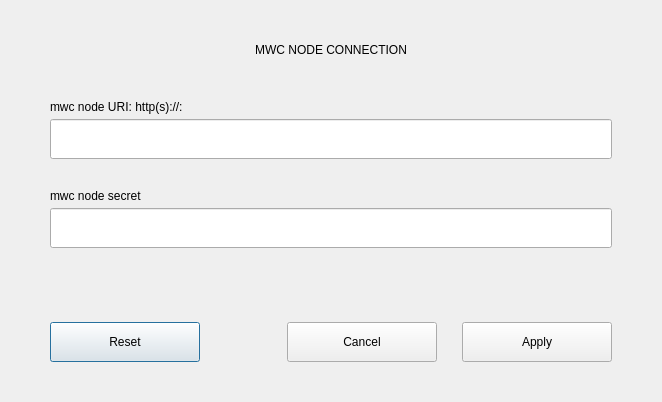
0xkobe/mwc-wallet, file dialogs/u_changenode.ui: the form before one commit.
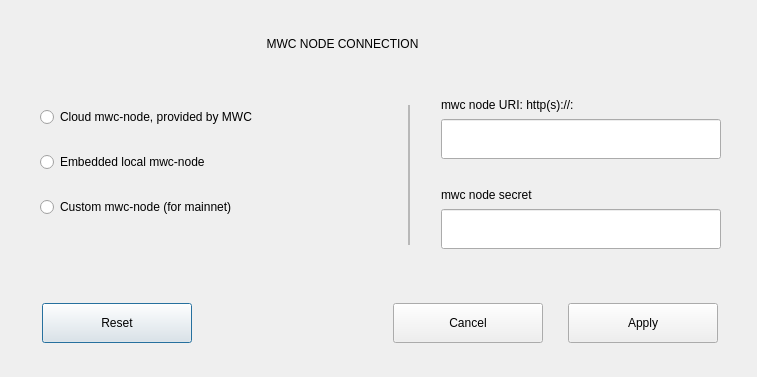
The form after the commit. Custom widgets are drawn as their Qt base class.

Commit message: mwc-node connection Settings

Patch:
```diff
--- a/dialogs/u_changenode.ui
+++ b/dialogs/u_changenode.ui
@@ -6,8 +6,8 @@
    <rect>
     <x>0</x>
     <y>0</y>
-    <width>662</width>
-    <height>402</height>
+    <width>757</width>
+    <height>377</height>
    </rect>
   </property>
   <property name="windowTitle">
@@ -16,24 +16,15 @@
   <property name="modal">
    <bool>true</bool>
   </property>
-  <layout class="QVBoxLayout" name="verticalLayout_3">
-   <property name="spacing">
-    <number>30</number>
-   </property>
-   <property name="leftMargin">
-    <number>50</number>
-   </property>
-   <property name="topMargin">
-    <number>30</number>
-   </property>
-   <property name="rightMargin">
-    <number>50</number>
-   </property>
-   <property name="bottomMargin">
-    <number>40</number>
-   </property>
-   <item>
     <widget class="control::MwcLabelLarge" name="titleLabel">
+   <property name="geometry">
+    <rect>
+     <x>186</x>
+     <y>24</y>
+     <width>313</width>
+     <height>40</height>
+    </rect>
+   </property>
      <property name="minimumSize">
       <size>
        <width>0</width>
@@ -47,8 +38,109 @@
       <set>Qt::AlignCenter</set>
      </property>
     </widget>
-   </item>
-   <item>
+  <widget class="QRadioButton" name="radioCloudNode">
+   <property name="geometry">
+    <rect>
+     <x>40</x>
+     <y>102</y>
+     <width>343</width>
+     <height>30</height>
+    </rect>
+   </property>
+   <property name="cursor">
+    <cursorShape>PointingHandCursor</cursorShape>
+   </property>
+   <property name="focusPolicy">
+    <enum>Qt::StrongFocus</enum>
+   </property>
+   <property name="text">
+    <string>Cloud mwc-node, provided by MWC</string>
+   </property>
+  </widget>
+  <widget class="QRadioButton" name="radioEmbeddedNode">
+   <property name="geometry">
+    <rect>
+     <x>40</x>
+     <y>147</y>
+     <width>337</width>
+     <height>30</height>
+    </rect>
+   </property>
+   <property name="cursor">
+    <cursorShape>PointingHandCursor</cursorShape>
+   </property>
+   <property name="focusPolicy">
+    <enum>Qt::StrongFocus</enum>
+   </property>
+   <property name="text">
+    <string>Embedded local mwc-node</string>
+   </property>
+  </widget>
+  <widget class="QRadioButton" name="radioCustomNode">
+   <property name="geometry">
+    <rect>
+     <x>40</x>
+     <y>192</y>
+     <width>343</width>
+     <height>30</height>
+    </rect>
+   </property>
+   <property name="cursor">
+    <cursorShape>PointingHandCursor</cursorShape>
+   </property>
+   <property name="focusPolicy">
+    <enum>Qt::StrongFocus</enum>
+   </property>
+   <property name="text">
+    <string>Custom mwc-node (for mainnet)</string>
+   </property>
+  </widget>
+  <widget class="control::MwcLine" name="frame_4">
+   <property name="geometry">
+    <rect>
+     <x>408</x>
+     <y>105</y>
+     <width>2</width>
+     <height>140</height>
+    </rect>
+   </property>
+   <property name="minimumSize">
+    <size>
+     <width>0</width>
+     <height>0</height>
+    </size>
+   </property>
+   <property name="maximumSize">
+    <size>
+     <width>2</width>
+     <height>16777215</height>
+    </size>
+   </property>
+   <property name="frameShape">
+    <enum>QFrame::StyledPanel</enum>
+   </property>
+   <property name="frameShadow">
+    <enum>QFrame::Raised</enum>
+   </property>
+  </widget>
+  <widget class="QWidget" name="customNodeWnd" native="true">
+   <property name="geometry">
+    <rect>
+     <x>441</x>
+     <y>93</y>
+     <width>280</width>
+     <height>163</height>
+    </rect>
+   </property>
+   <widget class="QWidget" name="">
+    <property name="geometry">
+     <rect>
+      <x>0</x>
+      <y>3</y>
+      <width>280</width>
+      <height>63</height>
+     </rect>
+    </property>
     <layout class="QVBoxLayout" name="verticalLayout_2">
      <property name="spacing">
       <number>5</number>
@@ -92,8 +184,16 @@
       </widget>
      </item>
     </layout>
-   </item>
-   <item>
+   </widget>
+   <widget class="QWidget" name="">
+    <property name="geometry">
+     <rect>
+      <x>0</x>
+      <y>93</y>
+      <width>280</width>
+      <height>63</height>
+     </rect>
+    </property>
     <layout class="QVBoxLayout" name="verticalLayout">
      <property name="spacing">
       <number>5</number>
@@ -137,21 +237,17 @@
       </widget>
      </item>
     </layout>
-   </item>
-   <item>
-    <spacer name="verticalSpacer">
-     <property name="orientation">
-      <enum>Qt::Vertical</enum>
-     </property>
-     <property name="sizeHint" stdset="0">
-      <size>
-       <width>20</width>
-       <height>26</height>
-      </size>
-     </property>
-    </spacer>
-   </item>
-   <item>
+   </widget>
+  </widget>
+  <widget class="QWidget" name="">
+   <property name="geometry">
+    <rect>
+     <x>42</x>
+     <y>303</y>
+     <width>676</width>
+     <height>40</height>
+    </rect>
+   </property>
     <layout class="QHBoxLayout" name="horizontalLayout">
      <property name="spacing">
       <number>25</number>
@@ -218,8 +314,7 @@
       </widget>
      </item>
     </layout>
-   </item>
-  </layout>
+  </widget>
  </widget>
  <customwidgets>
   <customwidget>
@@ -242,6 +337,12 @@
    <extends>QLabel</extends>
    <header>control/MwcLabel.h</header>
   </customwidget>
+  <customwidget>
+   <class>control::MwcLine</class>
+   <extends>QFrame</extends>
+   <header>control/MwcFrameWithBorder.h</header>
+   <container>1</container>
+  </customwidget>
  </customwidgets>
  <resources/>
  <connections/>
```
Lines whose indentation alone changed are shown as unchanged. The commit also changes 19 other files.
